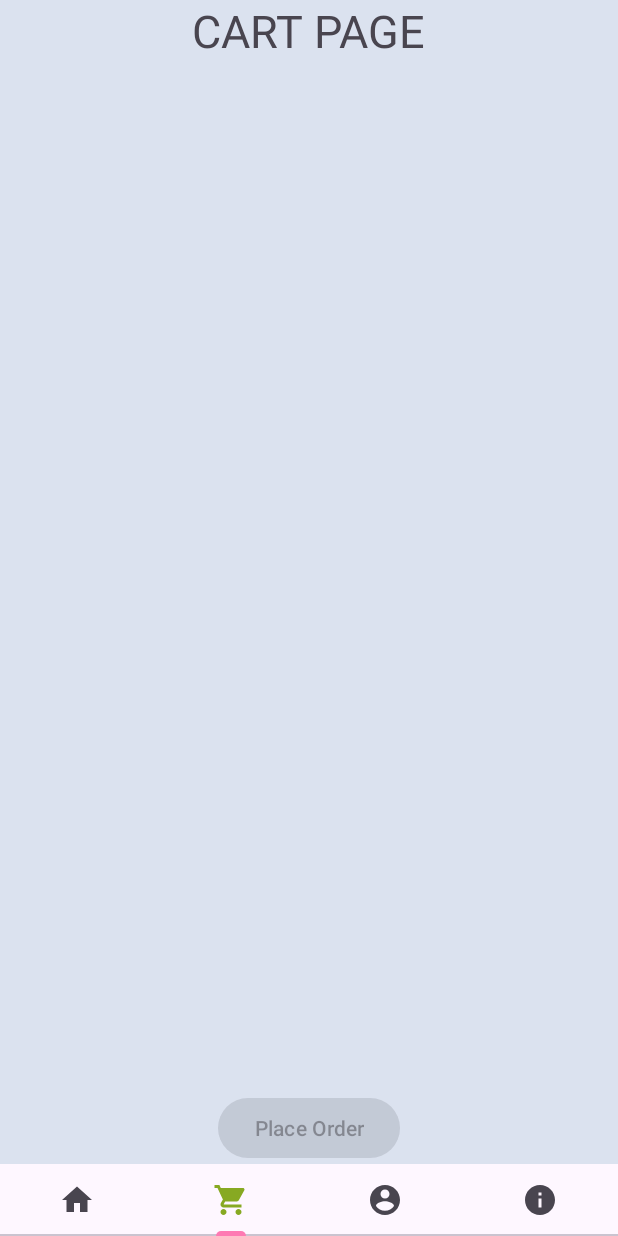
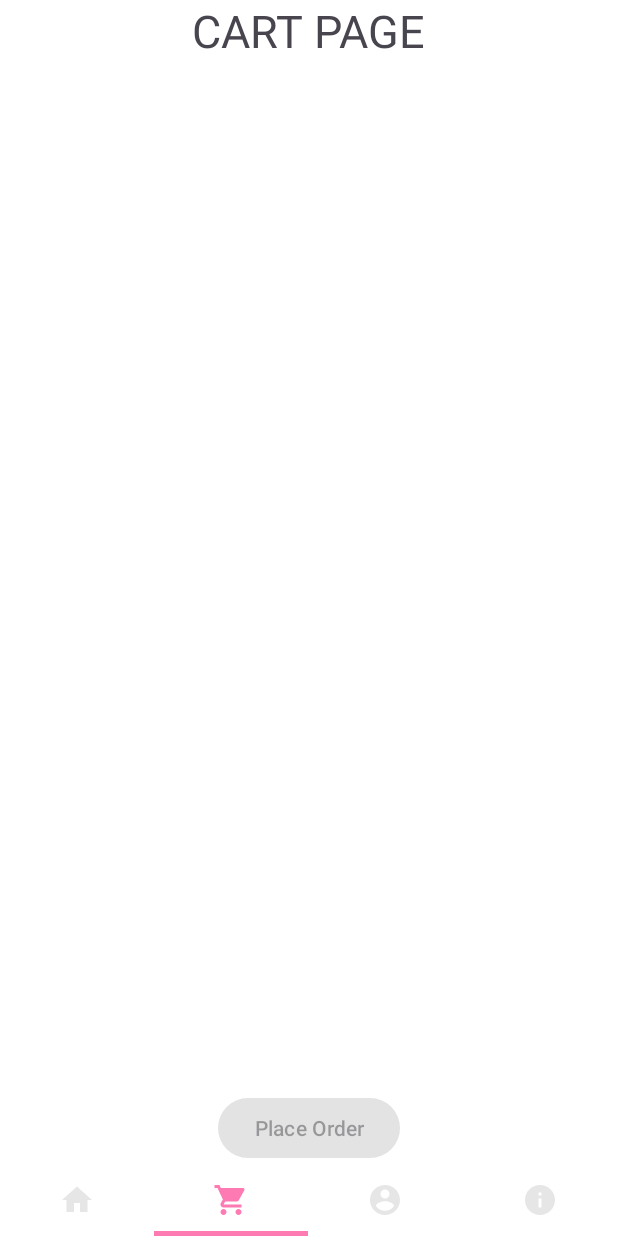
Before and after one commit to Mohiudd1n/Accessory_app, an Android app: the HomeActivity screen opened directly, with no data from a screen before it, item 2 of the bottom bar chosen, on a phone screen of 412 x 824 dp. Run offline under Robolectric (Android 15) with nearby library versions, the phone set to English and light mode, and no system bars; libraries missing offline, so code that uses them is left out: com.denzcoskun.imageslider; 10 statements that could not run were skipped.

Commit message:
Updated Project

```diff
--- a/app/src/main/res/drawable/baseline_shopping_cart_24.xml
+++ b/app/src/main/res/drawable/baseline_shopping_cart_24.xml
@@ -1,5 +1,5 @@
-<vector android:height="24dp" android:tint="#FFFFFF"
+<vector android:height="24dp" android:tint="#000000"
     android:viewportHeight="24" android:viewportWidth="24"
     android:width="24dp" xmlns:android="http://schemas.android.com/apk/res/android">
-    <path android:fillColor="@android:color/white" android:pathData="M7,18c-1.1,0 -1.99,0.9 -1.99,2S5.9,22 7,22s2,-0.9 2,-2 -0.9,-2 -2,-2zM1,2v2h2l3.6,7.59 -1.35,2.45c-0.16,0.28 -0.25,0.61 -0.25,0.96 0,1.1 0.9,2 2,2h12v-2L7.42,15c-0.14,0 -0.25,-0.11 -0.25,-0.25l0.03,-0.12 0.9,-1.63h7.45c0.75,0 1.41,-0.41 1.75,-1.03l3.58,-6.49c0.08,-0.14 0.12,-0.31 0.12,-0.48 0,-0.55 -0.45,-1 -1,-1L5.21,4l-0.94,-2L1,2zM17,18c-1.1,0 -1.99,0.9 -1.99,2s0.89,2 1.99,2 2,-0.9 2,-2 -0.9,-2 -2,-2z"/>
+    <path android:fillColor="@android:color/black" android:pathData="M7,18c-1.1,0 -1.99,0.9 -1.99,2S5.9,22 7,22s2,-0.9 2,-2 -0.9,-2 -2,-2zM1,2v2h2l3.6,7.59 -1.35,2.45c-0.16,0.28 -0.25,0.61 -0.25,0.96 0,1.1 0.9,2 2,2h12v-2L7.42,15c-0.14,0 -0.25,-0.11 -0.25,-0.25l0.03,-0.12 0.9,-1.63h7.45c0.75,0 1.41,-0.41 1.75,-1.03l3.58,-6.49c0.08,-0.14 0.12,-0.31 0.12,-0.48 0,-0.55 -0.45,-1 -1,-1L5.21,4l-0.94,-2L1,2zM17,18c-1.1,0 -1.99,0.9 -1.99,2s0.89,2 1.99,2 2,-0.9 2,-2 -0.9,-2 -2,-2z"/>
 </vector>
--- a/app/src/main/res/layout/activity_home.xml
+++ b/app/src/main/res/layout/activity_home.xml
@@ -5,12 +5,19 @@
     android:layout_width="match_parent"
     android:layout_height="match_parent"
     android:id="@+id/home"
-    android:background="@color/temp"
+    android:background="@color/white"
     tools:context=".HomeActivity">
 
     <com.google.android.material.tabs.TabLayout
         android:layout_width="match_parent"
         android:layout_height="wrap_content"
+        app:tabIndicatorAnimationMode="elastic"
+        app:tabIndicatorAnimationDuration="300"
+        app:tabIndicatorGravity="bottom"
+        app:tabIndicatorFullWidth="true"
+        app:tabIndicatorHeight="3dp"
+        style="@style/Widget.App.TabLayout"
+        app:tabRippleColor="@color/splash"
         android:layout_alignParentBottom="true"
         android:id="@+id/tablayout"
         app:tabSelectedTextColor="@color/RED"
--- a/app/src/main/res/layout/fragment_frag1.xml
+++ b/app/src/main/res/layout/fragment_frag1.xml
@@ -3,6 +3,7 @@
     xmlns:tools="http://schemas.android.com/tools"
     android:layout_width="match_parent"
     android:layout_height="match_parent"
+    android:backgroundTint="@color/white"
     xmlns:app="http://schemas.android.com/apk/res-auto"
     tools:context=".frag1">
 
@@ -10,6 +11,7 @@
 
     <ScrollView
         android:layout_width="match_parent"
+        android:backgroundTint="@color/white"
         android:layout_height="match_parent" >
 
         <LinearLayout
--- a/app/src/main/res/values/styles.xml
+++ b/app/src/main/res/values/styles.xml
@@ -9,4 +9,26 @@
         <item name="cornerFamily">rounded</item>
         <item name="cornerSize">16dp</item>
     </style>
+    <style name="Theme.App" parent="Theme.MaterialComponents">
+        ...
+        <item name="colorPrimary">@color/splash</item>
+<!--        <item name="colorSurface">@color/splash</item>-->
+<!--        <item name="colorOnSurface">@color/splash</item>-->
+        <item name="textAppearanceButton">@style/TextAppearance.App.Button</item>
+    </style>
+
+    <style name="TextAppearance.App.Button" parent="TextAppearance.MaterialComponents.Button">
+
+    </style>
+
+    <style name="Widget.App.TabLayout" parent="Widget.MaterialComponents.TabLayout">
+        <item name="materialThemeOverlay">@style/ThemeOverlay.App.TabLayout</item>
+        <item name="tabTextAppearance">@style/TextAppearance.App.Button</item>
+    </style>
+
+    <style name="ThemeOverlay.App.TabLayout" parent="">
+        <item name="colorPrimary">@color/splash</item>
+        <item name="colorSurface">@color/white</item>
+        <item name="colorOnSurface">@color/grey_font</item>
+    </style>
 </resources>
--- a/app/src/main/res/values/themes.xml
+++ b/app/src/main/res/values/themes.xml
@@ -2,7 +2,7 @@
     <!-- Base application theme. -->
     <style name="Base.Theme.Madmp1" parent="Theme.Material3.Light.NoActionBar">
         <!-- Customize your light theme here. -->
-         <item name="colorPrimary">@color/tabs</item>
+         <item name="colorPrimary">@color/splash</item>
         <item name="android:statusBarColor">@color/splash</item>
     </style>
     <style name="Theme.Madmp1" parent="Base.Theme.Madmp1" />
```
Also changed, not shown: app/src/main/res/drawable/clgs.png (added).
